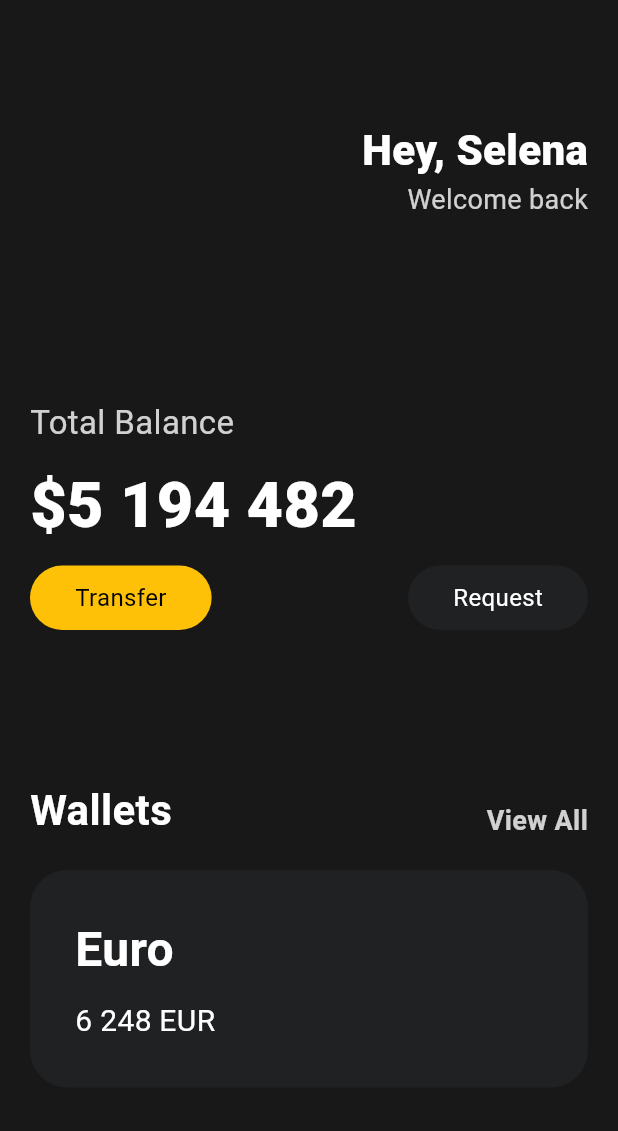
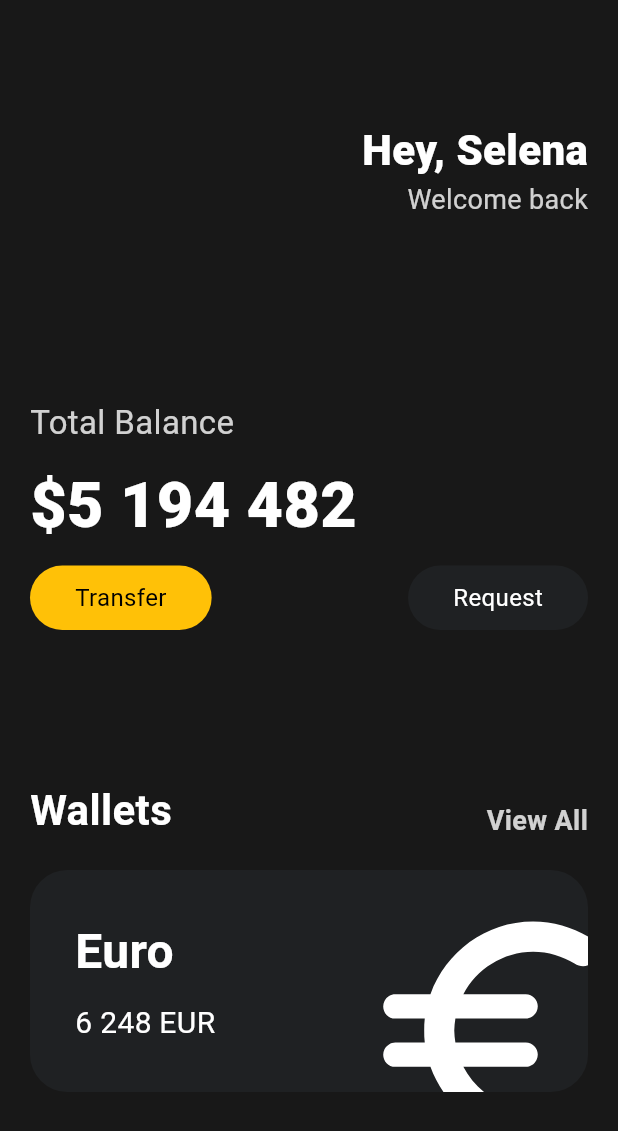
Before and after one commit to RoJaebl/flutter-toonflix, a Flutter app: the screen it shows after launch, on a phone screen of 412 x 824 dp. Shown: the top 1131 px of the screen. Run offline on Flutter 3.47's test engine with Material 3 defaults, Android fonts, the phone set to English and light mode, and no system bars.

Commit message:
:hammer: #3.7 아이콘 생성 및 이동

```diff
--- a/lib/main.dart
+++ b/lib/main.dart
@@ -90,15 +90,17 @@ class App extends StatelessWidget {
                 height: 20,
               ),
               Container(
+                clipBehavior: Clip.hardEdge,
                 decoration: BoxDecoration(
                   color: const Color(0xFF1F2123),
                   borderRadius: BorderRadius.circular(25),
                 ),
-                child: const Padding(
-                  padding: EdgeInsets.all(30),
+                child: Padding(
+                  padding: const EdgeInsets.all(30),
                   child: Row(
+                    mainAxisAlignment: MainAxisAlignment.spaceBetween,
                     children: [
-                      Column(
+                      const Column(
                         crossAxisAlignment: CrossAxisAlignment.start,
                         children: [
                           Text(
@@ -135,6 +137,17 @@ class App extends StatelessWidget {
                           ),
                         ],
                       ),
+                      Transform.scale(
+                        scale: 2.2,
+                        child: Transform.translate(
+                          offset: const Offset(6, 15),
+                          child: const Icon(
+                            Icons.euro_rounded,
+                            color: Colors.white,
+                            size: 88,
+                          ),
+                        ),
+                      ),
                     ],
                   ),
                 ),
```
